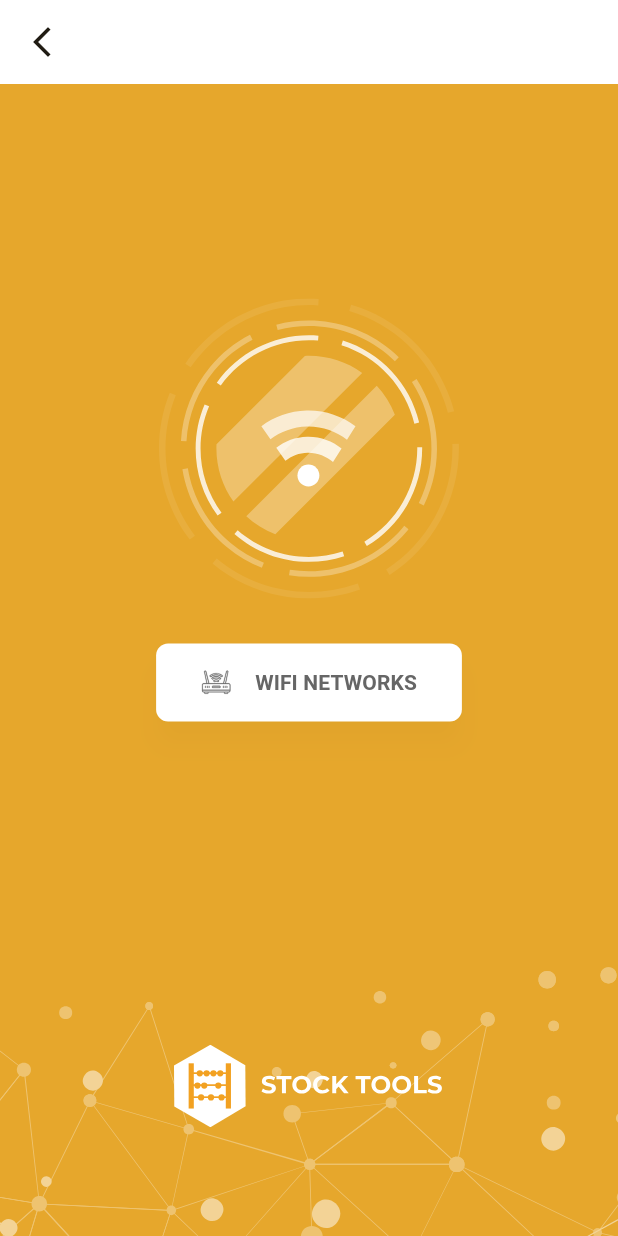
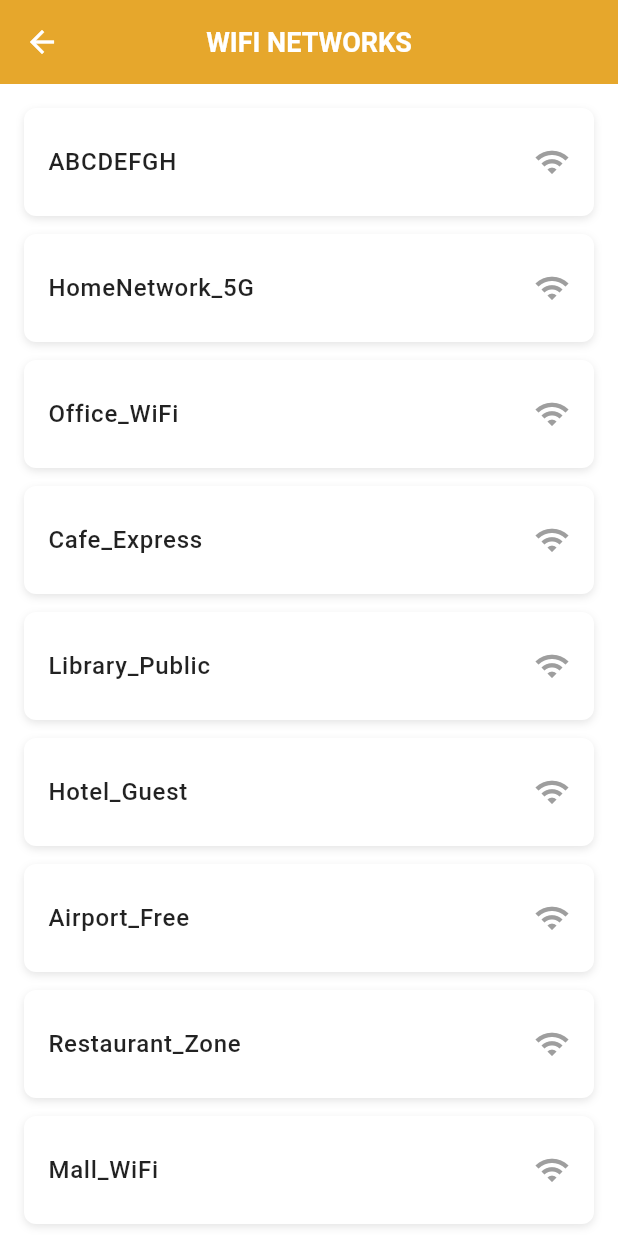
Before and after one commit to theamiri/stocktool, a Flutter app: the screen it shows after launch, on a phone screen of 412 x 824 dp. Run offline on Flutter 3.47's test engine with Material 3 defaults, Android fonts, the phone set to English and light mode, and no system bars; our stand-ins replace equatable, firebase_auth, firebase_core, flutter_bloc, flutter_svg, get_it and 1 more; accounts and stored records are empty.

Commit message:
Update WiFi network routing and add networks list page
- Changed initial route from /wifi-networks to /wifi-networks-list.
- Added new page for displaying a list of available WiFi networks with a user-friendly interface.
- Updated navigation in the existing WiFi networks page to redirect to the new networks list page.

```diff
--- a/lib/core/routes/app_router.dart
+++ b/lib/core/routes/app_router.dart
@@ -4,13 +4,14 @@ import '../../features/auth/presentation/pages/login_page.dart';
 import '../../features/auth/presentation/pages/signup_page.dart';
 import '../../features/dashboard/presentation/pages/dashboard_page.dart';
 import '../../features/wifi_setup/presentation/pages/wifi_networks_page.dart';
+import '../../features/wifi_setup/presentation/pages/wifi_networks_list_page.dart';
 import '../../features/wifi_setup/presentation/pages/wifi_setup_page.dart';
 import '../../features/wifi_setup/presentation/pages/wifi_connected_page.dart';
 
 class AppRouter {
   static GoRouter createRouter() {
     return GoRouter(
-      initialLocation: '/wifi-networks',
+      initialLocation: '/wifi-networks-list',
       routes: [
         GoRoute(
           path: '/',
@@ -39,6 +40,11 @@ class AppRouter {
           builder: (context, state) => const WifiNetworksPage(),
         ),
         GoRoute(
+          path: '/wifi-networks-list',
+          name: 'wifi-networks-list',
+          builder: (context, state) => const WifiNetworksListPage(),
+        ),
+        GoRoute(
           path: '/wifi-setup',
           name: 'wifi-setup',
           builder: (context, state) => const WifiSetupPage(),
--- /dev/null
+++ b/lib/features/wifi_setup/presentation/pages/wifi_networks_list_page.dart
@@ -0,0 +1,85 @@
+import 'package:flutter/material.dart';
+import 'package:go_router/go_router.dart';
+import 'package:stocktool/core/theme/app_theme.dart';
+import '../constants/wifi_setup_constants.dart';
+
+class WifiNetworksListPage extends StatelessWidget {
+  const WifiNetworksListPage({super.key});
+
+  @override
+  Widget build(BuildContext context) {
+    return Scaffold(
+      backgroundColor: Colors.white,
+      appBar: AppBar(
+        backgroundColor: AppTheme.primaryGold,
+        elevation: 0,
+        leading: IconButton(
+          onPressed: () => context.pop(),
+          icon: const Icon(Icons.arrow_back, color: Colors.white, size: 24),
+        ),
+        title: const Text(
+          'WIFI NETWORKS',
+          style: TextStyle(
+            color: Colors.white,
+            fontSize: 18,
+            fontWeight: FontWeight.w600,
+          ),
+        ),
+        centerTitle: true,
+      ),
+      body: ListView.builder(
+        padding: const EdgeInsets.all(16),
+        itemCount: 9, // Number of WiFi networks to show
+        itemBuilder: (context, index) {
+          return _buildWifiNetworkCard(context, index);
+        },
+      ),
+    );
+  }
+
+  Widget _buildWifiNetworkCard(BuildContext context, int index) {
+    // Sample WiFi network names
+    final networkNames = [
+      'ABCDEFGH',
+      'HomeNetwork_5G',
+      'Office_WiFi',
+      'Cafe_Express',
+      'Library_Public',
+      'Hotel_Guest',
+      'Airport_Free',
+      'Restaurant_Zone',
+      'Mall_WiFi',
+    ];
+
+    return Container(
+      margin: const EdgeInsets.only(bottom: 12),
+      decoration: BoxDecoration(
+        color: Colors.white,
+        borderRadius: BorderRadius.circular(8),
+        boxShadow: [
+          BoxShadow(
+            color: Colors.black.withOpacity(0.1),
+            blurRadius: 4,
+            offset: const Offset(0, 2),
+          ),
+        ],
+      ),
+      child: ListTile(
+        contentPadding: const EdgeInsets.symmetric(horizontal: 16, vertical: 8),
+        title: Text(
+          networkNames[index],
+          style: const TextStyle(
+            fontSize: 16,
+            fontWeight: FontWeight.w500,
+            color: Colors.black87,
+          ),
+        ),
+        trailing: const Icon(Icons.wifi, color: Colors.grey, size: 24),
+        onTap: () {
+          // Navigate to WiFi setup page when a network is selected
+          context.push('/wifi-setup');
+        },
+      ),
+    );
+  }
+}
--- a/lib/features/wifi_setup/presentation/pages/wifi_networks_page.dart
+++ b/lib/features/wifi_setup/presentation/pages/wifi_networks_page.dart
@@ -39,7 +39,7 @@ class WifiNetworksPage extends StatelessWidget {
             // WiFi networks button
             WifiNetworksButton(
               onPressed: () {
-                context.push('/wifi-setup');
+                context.push('/wifi-networks-list');
               },
             ),
             Spacer(),
```
